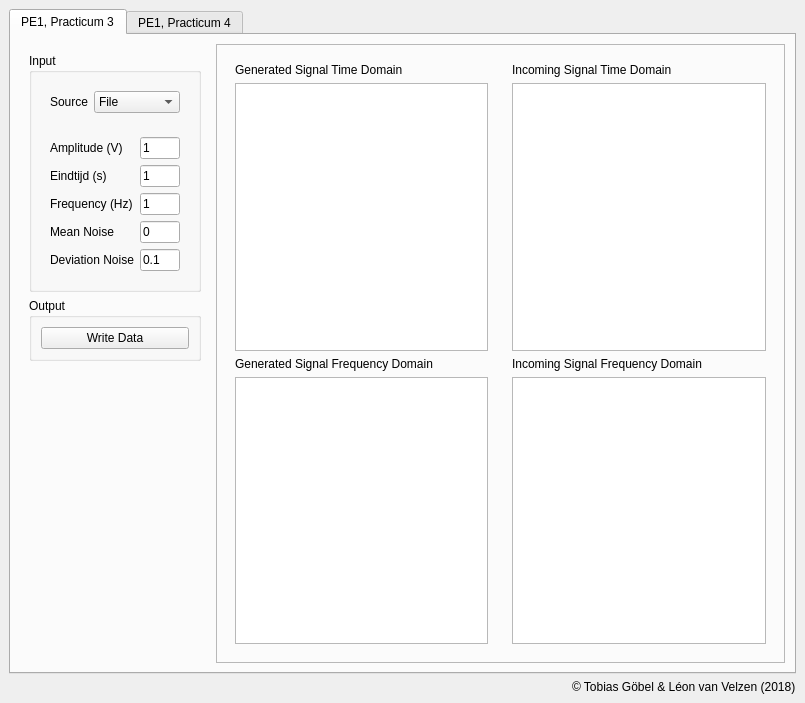
Qt form interface.ui (leon-vv/fourier-frequency-analysis) before a commit.
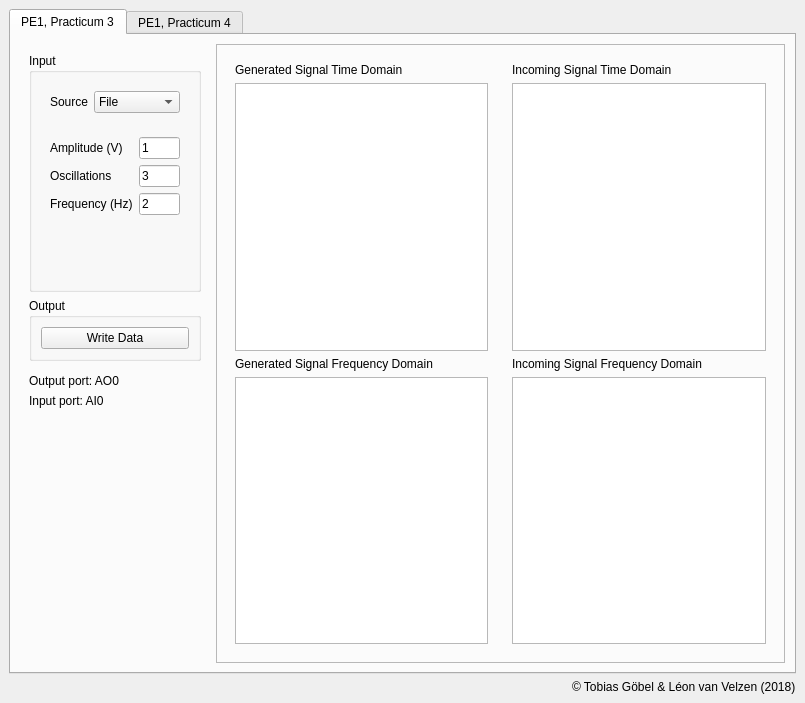
The same form after that commit. The open tabs and pages were chosen to show the change. Custom widgets are drawn as their Qt base class.

Commit message: Add sawtooth waveform

```diff
--- a/interface.ui
+++ b/interface.ui
@@ -113,7 +113,7 @@
                  </sizepolicy>
                 </property>
                 <property name="currentIndex">
-                 <number>0</number>
+                 <number>2</number>
                 </property>
                 <widget class="QWidget" name="sine_controls">
                  <layout class="QFormLayout" name="formLayout_4">
@@ -134,7 +134,7 @@
                   <item row="1" column="0">
                    <widget class="QLabel" name="label_7">
                     <property name="text">
-                     <string>Eindtijd (s)</string>
+                     <string>Oscillations</string>
                     </property>
                    </widget>
                   </item>
@@ -224,6 +224,52 @@
                   </item>
                  </layout>
                 </widget>
+                <widget class="QWidget" name="sawtooth_controls">
+                 <layout class="QFormLayout" name="formLayout_6">
+                  <item row="0" column="0">
+                   <widget class="QLabel" name="label_25">
+                    <property name="text">
+                     <string>Amplitude (V)</string>
+                    </property>
+                   </widget>
+                  </item>
+                  <item row="0" column="1">
+                   <widget class="QLineEdit" name="sawtooth_amplitude_edit">
+                    <property name="text">
+                     <string>1</string>
+                    </property>
+                   </widget>
+                  </item>
+                  <item row="2" column="1">
+                   <widget class="QLineEdit" name="sawtooth_oscillations_edit">
+                    <property name="text">
+                     <string>3</string>
+                    </property>
+                   </widget>
+                  </item>
+                  <item row="3" column="1">
+                   <widget class="QLineEdit" name="sawtooth_frequency_edit">
+                    <property name="text">
+                     <string>2</string>
+                    </property>
+                   </widget>
+                  </item>
+                  <item row="2" column="0">
+                   <widget class="QLabel" name="label_26">
+                    <property name="text">
+                     <string>Oscillations</string>
+                    </property>
+                   </widget>
+                  </item>
+                  <item row="3" column="0">
+                   <widget class="QLabel" name="label_27">
+                    <property name="text">
+                     <string>Frequency (Hz)</string>
+                    </property>
+                   </widget>
+                  </item>
+                 </layout>
+                </widget>
                 <widget class="QWidget" name="delta_controls">
                  <layout class="QFormLayout" name="formLayout_3">
                   <item row="1" column="0">
@@ -321,6 +367,36 @@
              </layout>
             </widget>
            </item>
+           <item>
+            <spacer name="verticalSpacer_5">
+             <property name="orientation">
+              <enum>Qt::Vertical</enum>
+             </property>
+             <property name="sizeType">
+              <enum>QSizePolicy::Fixed</enum>
+             </property>
+             <property name="sizeHint" stdset="0">
+              <size>
+               <width>20</width>
+               <height>7</height>
+              </size>
+             </property>
+            </spacer>
+           </item>
+           <item>
+            <widget class="QLabel" name="label_23">
+             <property name="text">
+              <string>Output port: AO0</string>
+             </property>
+            </widget>
+           </item>
+           <item>
+            <widget class="QLabel" name="label_24">
+             <property name="text">
+              <string>Input port: AI0</string>
+             </property>
+            </widget>
+           </item>
            <item>
             <spacer name="verticalSpacer">
              <property name="orientation">
```
Left out of the diff: 35 changed lines with no effect on the pictures. The commit also changes 2 other files.
